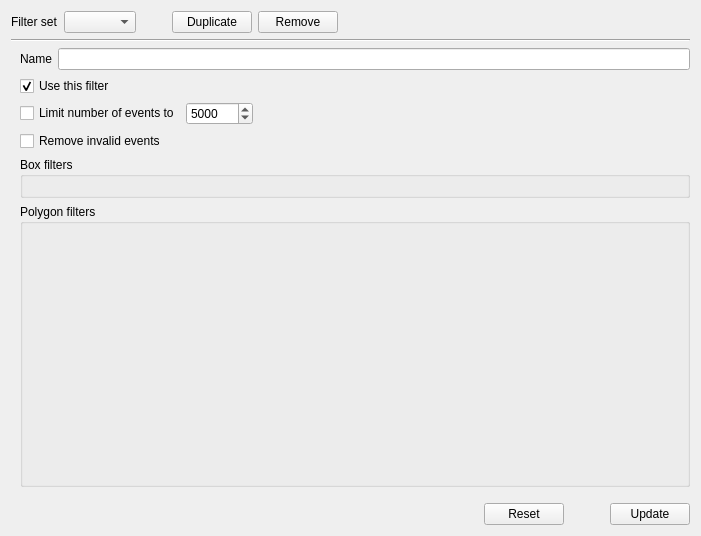
Before: the Qt Designer form shapeout2/gui/ana_filter.ui in ZELLMECHANIK-DRESDEN/ShapeOut2, drawn with Qt 5.
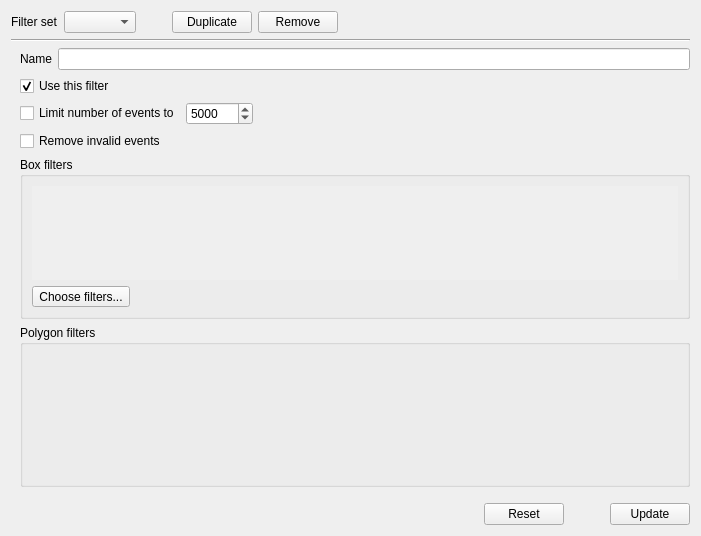
After: the same form once the commit is applied.

Commit message: allow to choose box filters, major refactoring

```diff
--- a/shapeout2/gui/ana_filter.ui
+++ b/shapeout2/gui/ana_filter.ui
@@ -184,9 +184,56 @@
        <property name="title">
         <string>Box filters</string>
        </property>
+       <property name="checkable">
+        <bool>false</bool>
+       </property>
        <layout class="QVBoxLayout" name="verticalLayout_3">
+        <property name="sizeConstraint">
+         <enum>QLayout::SetMaximumSize</enum>
+        </property>
+        <property name="leftMargin">
+         <number>9</number>
+        </property>
         <item>
-         <layout class="QVBoxLayout" name="verticalLayout_box"/>
+         <widget class="QScrollArea" name="scrollArea">
+          <property name="frameShape">
+           <enum>QFrame::NoFrame</enum>
+          </property>
+          <property name="lineWidth">
+           <number>0</number>
+          </property>
+          <property name="horizontalScrollBarPolicy">
+           <enum>Qt::ScrollBarAlwaysOff</enum>
+          </property>
+          <property name="sizeAdjustPolicy">
+           <enum>QAbstractScrollArea::AdjustToContents</enum>
+          </property>
+          <property name="widgetResizable">
+           <bool>true</bool>
+          </property>
+          <widget class="QWidget" name="scrollAreaWidgetContents">
+           <property name="geometry">
+            <rect>
+             <x>0</x>
+             <y>0</y>
+             <width>649</width>
+             <height>76</height>
+            </rect>
+           </property>
+           <layout class="QVBoxLayout" name="verticalLayout_6">
+            <item>
+             <layout class="QVBoxLayout" name="verticalLayout_box"/>
+            </item>
+           </layout>
+          </widget>
+         </widget>
+        </item>
+        <item>
+         <widget class="QToolButton" name="toolButton_moreless">
+          <property name="text">
+           <string>Choose filters...</string>
+          </property>
+         </widget>
         </item>
        </layout>
       </widget>
```
The commit also changes 12 other files.
